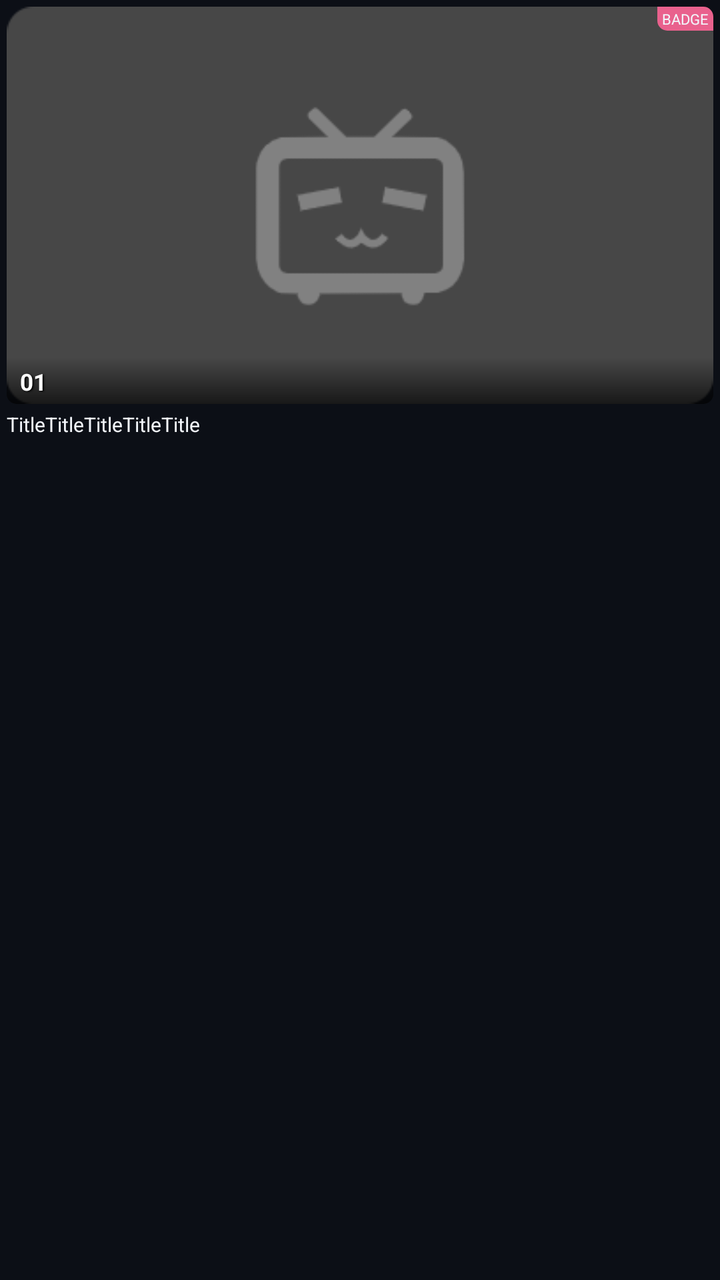
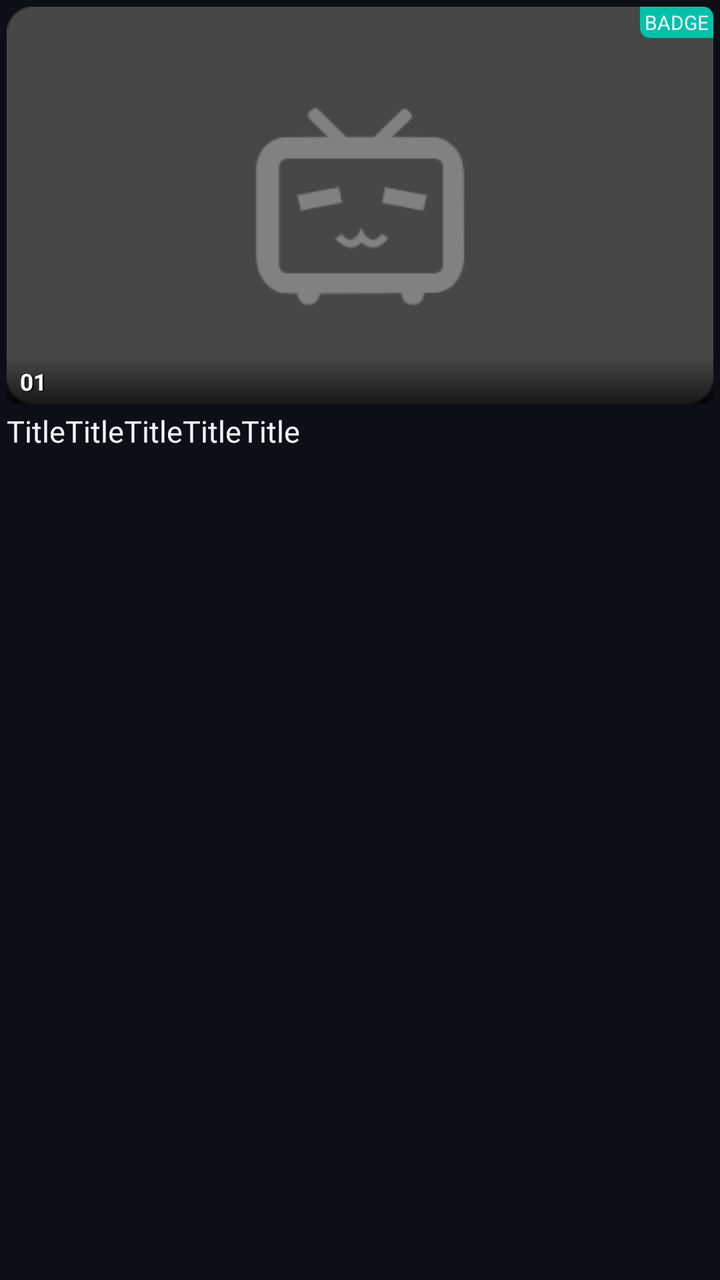

Compare the two renders of this Android layout. The source of the first and the diff that turns it into the second are given below.
<!-- AndroidManifest.xml: application theme Theme.BTelly -->
<!-- res/layout/cell_episode.xml -->
<?xml version="1.0" encoding="utf-8"?>
<androidx.constraintlayout.widget.ConstraintLayout xmlns:android="http://schemas.android.com/apk/res/android" xmlns:app="http://schemas.android.com/apk/res-auto"
    android:id="@+id/click_view"
    android:background="@drawable/cell_background"
    android:paddingBottom="@dimen/px10"
    android:focusable="true"
    android:clickable="true"
    android:layout_width="@dimen/px400"
    android:layout_height="wrap_content">
    <androidx.appcompat.widget.AppCompatImageView
        android:id="@+id/imageView"
        android:layout_width="match_parent"
        android:layout_height="0dp"
        android:layout_marginTop="@dimen/px10"
        android:layout_marginStart="@dimen/px10"
        android:layout_marginEnd="@dimen/px10"
        app:layout_constraintDimensionRatio="h,16:9"
        app:layout_constraintTop_toTopOf="parent"
        app:srcCompat="@drawable/default_video"/>
    <View
        android:id="@+id/view_cover"
        android:background="@drawable/focus_background_round"
        android:layout_width="0dp"
        android:layout_height="@dimen/px70"
        app:layout_constraintBottom_toBottomOf="@+id/imageView"
        app:layout_constraintEnd_toEndOf="@+id/imageView"
        app:layout_constraintStart_toStartOf="@+id/imageView"/>
    <androidx.appcompat.widget.AppCompatImageView
        android:id="@+id/icon_play"
        android:visibility="gone"
        android:layout_width="@dimen/px30"
        android:layout_height="@dimen/px30"
        android:layout_marginBottom="@dimen/px20"
        android:layout_marginEnd="@dimen/px18"
        app:layout_constraintBottom_toBottomOf="@+id/imageView"
        app:layout_constraintEnd_toEndOf="@+id/imageView"
        app:srcCompat="@drawable/ic_play"/>
    <androidx.appcompat.widget.AppCompatTextView
        android:textSize="@dimen/px22"
        android:textColor="?attr/tvTextPrimary"
        android:id="@+id/text_badge"
        android:background="@drawable/badge_background"
        android:paddingTop="@dimen/px3"
        android:paddingBottom="@dimen/px3"
        android:layout_width="wrap_content"
        android:layout_height="wrap_content"
        android:text="@string/badge"
        android:paddingStart="@dimen/px7"
        android:paddingEnd="@dimen/px7"
        app:layout_constraintEnd_toEndOf="@+id/imageView"
        app:layout_constraintTop_toTopOf="@+id/imageView"/>
    <androidx.appcompat.widget.AppCompatTextView
        android:textSize="@dimen/px35"
        android:textStyle="bold"
        android:textColor="@color/white"
        android:ellipsize="end"
        android:id="@+id/text_position"
        android:layout_width="0dp"
        android:layout_height="wrap_content"
        android:layout_marginBottom="@dimen/px10"
        android:text="01"
        android:maxLines="1"
        android:shadowColor="@color/black"
        android:shadowDx="1.5"
        android:shadowDy="1.3"
        android:shadowRadius="1.6"
        android:layout_marginStart="@dimen/px20"
        android:layout_marginEnd="@dimen/px20"
        app:layout_constraintBottom_toBottomOf="@+id/imageView"
        app:layout_constraintEnd_toEndOf="@+id/imageView"
        app:layout_constraintStart_toStartOf="@+id/imageView"/>
    <androidx.appcompat.widget.AppCompatTextView
        android:textSize="@dimen/px30"
        android:textColor="?android:attr/textColorPrimary"
        android:id="@+id/text_title"
        android:layout_width="0dp"
        android:layout_height="wrap_content"
        android:layout_marginTop="@dimen/px10"
        android:text="TitleTitleTitleTitleTitle"
        android:maxLines="2"
        app:layout_constraintEnd_toEndOf="@+id/imageView"
        app:layout_constraintStart_toStartOf="@+id/imageView"
        app:layout_constraintTop_toBottomOf="@+id/imageView"/>
</androidx.constraintlayout.widget.ConstraintLayout>
<!-- resources referenced by this layout -->
<resources>
  <color name="black">#000000</color>
  <color name="white">#ffffff</color>
  <dimen name="px10">10px</dimen>
  <dimen name="px18">18px</dimen>
  <dimen name="px20">20px</dimen>
  <dimen name="px22">22px</dimen>
  <dimen name="px3">3px</dimen>
  <dimen name="px30">30px</dimen>
  <dimen name="px35">35px</dimen>
  <dimen name="px400">400px</dimen>
  <dimen name="px7">7px</dimen>
  <dimen name="px70">70px</dimen>
  <!-- drawable badge_background (drawable) -->
  <?xml version="1.0" encoding="utf-8"?>
  <shape xmlns:android="http://schemas.android.com/apk/res/android">
      <solid android:color="@color/pink" />
      <corners
          android:topRightRadius="@dimen/px15"
          android:bottomLeftRadius="@dimen/px15" />
  </shape>
  <!-- drawable cell_background (drawable) -->
  <?xml version="1.0" encoding="utf-8"?>
  <selector xmlns:android="http://schemas.android.com/apk/res/android" android:exitFadeDuration="@android:integer/config_shortAnimTime">
      <item android:state_focused="true">
          <shape>
              <solid android:color="?attr/tvAccentDim" />
              <stroke
                  android:width="1.5dp"
                  android:color="?attr/tvAccent" />
              <corners android:radius="@dimen/card_radius" />
          </shape>
      </item>
      <item android:state_pressed="true">
          <shape>
              <solid android:color="?attr/tvAccentDim" />
              <corners android:radius="@dimen/card_radius" />
          </shape>
      </item>
      <item android:state_selected="true">
          <shape>
              <solid android:color="?attr/tvSurfaceOverlay" />
              <corners android:radius="@dimen/card_radius" />
          </shape>
      </item>
      <item>
          <shape>
              <solid android:color="@android:color/transparent" />
              <corners android:radius="@dimen/card_radius" />
          </shape>
      </item>
  </selector>
  <!-- drawable focus_background_round (drawable) -->
  <?xml version="1.0" encoding="utf-8"?>
  <shape xmlns:android="http://schemas.android.com/apk/res/android">
      <gradient
          android:startColor="#00000000"
          android:endColor="#aa000000"
          android:angle="270"/>
      <corners
          android:bottomLeftRadius="@dimen/px15"
          android:bottomRightRadius="@dimen/px15"/>
  </shape>
  <!-- drawable ic_play (drawable) -->
  <?xml version="1.0" encoding="utf-8"?>
  <vector xmlns:android="http://schemas.android.com/apk/res/android"
      android:width="24dp"
      android:height="24dp"
      android:viewportWidth="24"
      android:viewportHeight="24">
      <path
          android:fillColor="#FFFFFFFF"
          android:pathData="M8.9,5.4 L18.7,12 L8.9,18.6 Z" />
  </vector>
  <string name="badge">BADGE</string>
  <style name="Theme.BTelly" parent="@style/Theme.BTellyBase">
      </style>
  <color name="pink">#e9618d</color>
  <dimen name="px15">15px</dimen>
  <dimen name="card_radius">12dp</dimen>
  <style name="WindowAnimationTransition" parent="">
          <item name="android:windowEnterAnimation">@android:anim/fade_in</item>
          <item name="android:windowExitAnimation">@android:anim/fade_out</item>
      </style>
  <color name="tv_surface">#0C0F16</color>
  <color name="tv_surface_raised">#141A29</color>
  <color name="tv_surface_overlay">#1C2438</color>
  <color name="tv_divider">#26304A</color>
  <color name="tv_accent">#00C2A8</color>
  <color name="tv_accent_dim">#123B34</color>
  <color name="tv_accent_on">#00312A</color>
  <color name="tv_text_primary">#F2F5FA</color>
  <color name="tv_text_secondary">#9AA5B8</color>
  <color name="tv_text_tertiary">#67718A</color>
  <color name="tv_scrim">#99000000</color>
  <!-- unchanged entries left out for length: 2 -->
</resources>

<!-- the commit's change to res/layout/cell_episode.xml (unified diff, before → after) -->
@@ -36,7 +36,7 @@
         app:layout_constraintEnd_toEndOf="@+id/imageView"
         app:srcCompat="@drawable/ic_play"/>
     <androidx.appcompat.widget.AppCompatTextView
-        android:textSize="@dimen/px22"
+        android:textSize="@dimen/text_caption"
         android:textColor="?attr/tvTextPrimary"
         android:id="@+id/text_badge"
         android:background="@drawable/badge_background"
@@ -70,8 +70,8 @@
         app:layout_constraintEnd_toEndOf="@+id/imageView"
         app:layout_constraintStart_toStartOf="@+id/imageView"/>
     <androidx.appcompat.widget.AppCompatTextView
-        android:textSize="@dimen/px30"
-        android:textColor="?android:attr/textColorPrimary"
+        android:textSize="@dimen/card_title_size"
+        android:textColor="?attr/tvTextPrimary"
         android:id="@+id/text_title"
         android:layout_width="0dp"
         android:layout_height="wrap_content"
<!-- resource entries referenced after the edit -->
@@ -2,20 +2,21 @@
 <resources>
   <color name="black">#000000</color>
   <color name="white">#ffffff</color>
+  <dimen name="card_title_size">15sp</dimen>
   <dimen name="px10">10px</dimen>
   <dimen name="px18">18px</dimen>
   <dimen name="px20">20px</dimen>
-  <dimen name="px22">22px</dimen>
   <dimen name="px3">3px</dimen>
   <dimen name="px30">30px</dimen>
   <dimen name="px35">35px</dimen>
   <dimen name="px400">400px</dimen>
   <dimen name="px7">7px</dimen>
   <dimen name="px70">70px</dimen>
+  <dimen name="text_caption">10sp</dimen>
   <!-- drawable badge_background (drawable) -->
   <?xml version="1.0" encoding="utf-8"?>
   <shape xmlns:android="http://schemas.android.com/apk/res/android">
-      <solid android:color="@color/pink" />
+      <solid android:color="?attr/tvAccent" />
       <corners
           android:topRightRadius="@dimen/px15"
           android:bottomLeftRadius="@dimen/px15" />
@@ -76,7 +77,6 @@
   <string name="badge">BADGE</string>
   <style name="Theme.BTelly" parent="@style/Theme.BTellyBase">
       </style>
-  <color name="pink">#e9618d</color>
   <dimen name="px15">15px</dimen>
   <dimen name="card_radius">12dp</dimen>
   <style name="WindowAnimationTransition" parent="">
